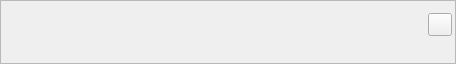
The window that src/plugins/messagewidgets/noticewidget.ui (silvansky/Contacts) describes before a commit, drawn with Qt 5.
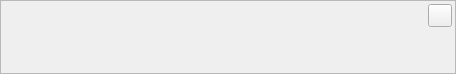
The same window after the commit. Custom widgets are drawn as their Qt base class.

What changed in the file:
```diff
--- a/src/plugins/messagewidgets/noticewidget.ui
+++ b/src/plugins/messagewidgets/noticewidget.ui
@@ -7,7 +7,7 @@
     <x>0</x>
     <y>0</y>
     <width>456</width>
-    <height>64</height>
+    <height>74</height>
    </rect>
   </property>
   <property name="windowTitle">
@@ -22,6 +22,9 @@
      <property name="frameShape">
       <enum>QFrame::StyledPanel</enum>
      </property>
+     <property name="frameShadow">
+      <enum>QFrame::Plain</enum>
+     </property>
      <layout class="QVBoxLayout" name="verticalLayout">
       <property name="margin">
        <number>3</number>
@@ -54,18 +57,26 @@
        </layout>
       </item>
       <item>
-       <layout class="QHBoxLayout" name="horizontalLayout_2">
+       <widget class="QWidget" name="wdtButtons" native="true">
+        <layout class="QHBoxLayout" name="hltButtonsLayout">
+         <property name="margin">
+          <number>0</number>
+         </property>
         <item>
-         <widget class="QDialogButtonBox" name="btbButtons">
-          <property name="sizePolicy">
-           <sizepolicy hsizetype="Preferred" vsizetype="Fixed">
-            <horstretch>0</horstretch>
-            <verstretch>0</verstretch>
-           </sizepolicy>
-          </property>
-         </widget>
-        </item>
-       </layout>
+          <spacer name="hspButtonsSpaser">
+           <property name="orientation">
+            <enum>Qt::Horizontal</enum>
+           </property>
+           <property name="sizeHint" stdset="0">
+            <size>
+             <width>445</width>
+             <height>20</height>
+            </size>
+           </property>
+          </spacer>
+         </item>
+        </layout>
+       </widget>
       </item>
      </layout>
     </widget>
```
Left out of the diff: 2 changed lines with no effect on the pictures. Lines whose indentation alone changed are shown as unchanged.
